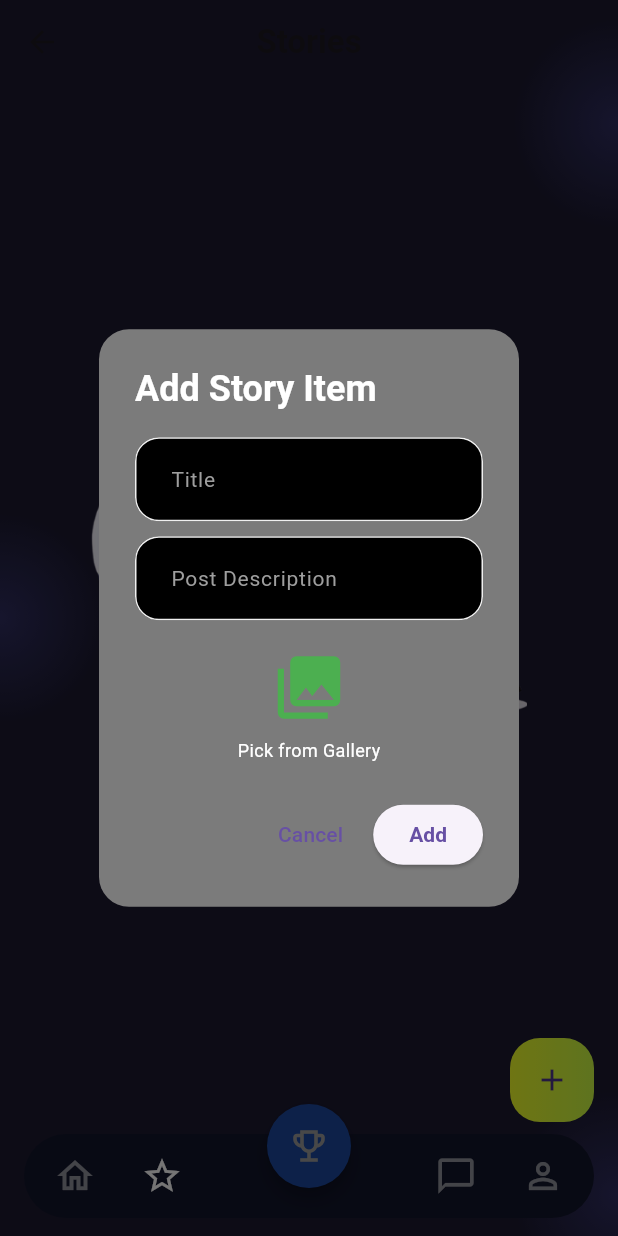
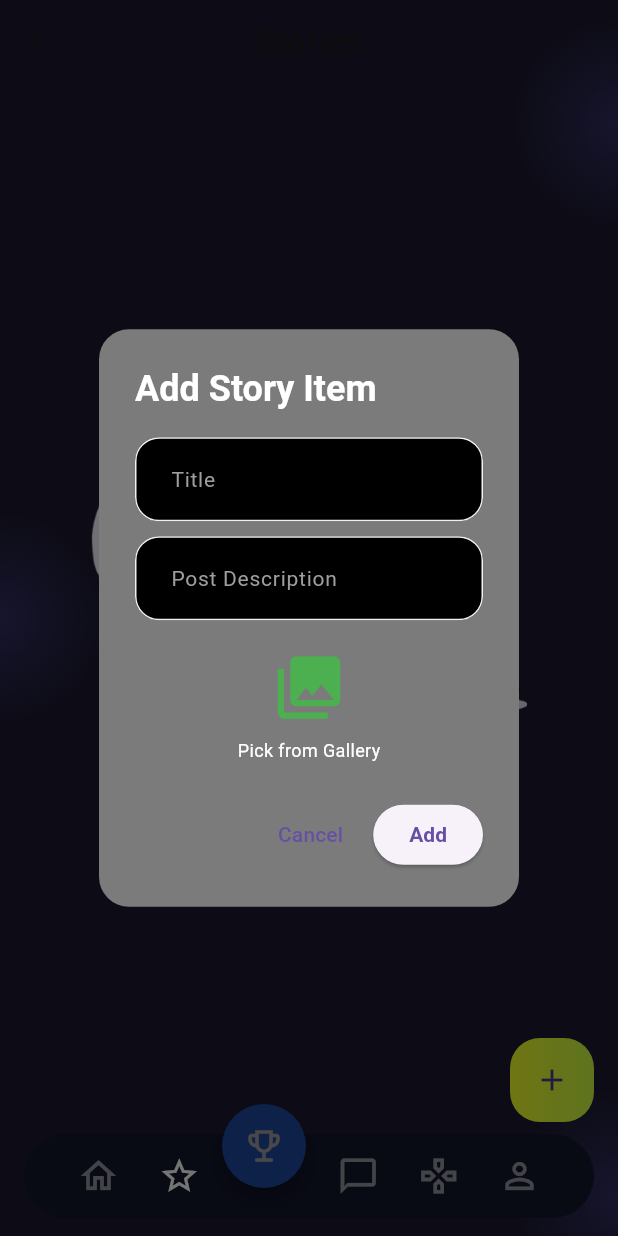
Before and after one commit to mujtabaAbid/sportzstar, a Flutter app: the BottomNavigationBarScreen screen opened by its route, item 2 of the bottom bar chosen, after a tap on the "add" icon, on a phone screen of 412 x 824 dp. Run offline on Flutter 3.47's test engine with Material 3 defaults, Android fonts, the phone set to English and light mode, and no system bars; our stand-ins replace cached_network_image, carousel_slider, cloud_firestore, firebase_auth, firebase_core, font_awesome_flutter and 6 more; missing offline and left inert: animated_snack_bar, firebase_app_check, webview_flutter_android, webview_flutter_wkwebview; accounts and stored records are empty; network calls fail; Roboto replaces fonts that are missing (Poppins).

```diff
--- a/lib/provider/friends_provider.dart
+++ b/lib/provider/friends_provider.dart
@@ -114,9 +114,11 @@ class FriendsProvider with ChangeNotifier {
         print(
           'acceptFriendRequest success response -------->>>>>   ${response.body}',
         );
+        return response;
       }
     } catch (e) {
       print('acceptFriendRequest error response -------->>>>>   $e');
+      return e;
     }
   }
 
--- a/lib/screens/bottom_navigation_bar.dart
+++ b/lib/screens/bottom_navigation_bar.dart
@@ -40,6 +40,7 @@ class _BottomNavigationBarScreenState extends State<BottomNavigationBarScreen> {
     EventScreen(eventIndex: widget.eventIndex),
     ChatListScreen(),
     UserProfileScreen(),
+    Center(child: Text('jhyfgudsyfgk')),
   ];
 
   @override
@@ -51,7 +52,7 @@ class _BottomNavigationBarScreenState extends State<BottomNavigationBarScreen> {
           extendBody: true, // So the nav bar floats above the body
           body: pages[selectedIndex],
           floatingActionButton: Transform.translate(
-            offset: const Offset(0, 20),
+            offset: const Offset(-30, 20), // thoda left aur neeche shift
             child: FloatingActionButton(
               onPressed: () {
                 setState(() {
@@ -70,45 +71,101 @@ class _BottomNavigationBarScreenState extends State<BottomNavigationBarScreen> {
           ),
           floatingActionButtonLocation:
               FloatingActionButtonLocation.centerDocked,
+
+          // floatingActionButton: Transform.translate(
+          //   offset: const Offset(0, 20),
+          //   child:
+          //   FloatingActionButton(
+          //     onPressed: () {
+          //       setState(() {
+          //         selectedIndex = 2;
+          //       });
+          //     },
+          //     backgroundColor: Palette.facebookColor,
+          //     elevation: 4,
+          //     shape: const CircleBorder(),
+          //     child: Icon(
+          //       Icons.emoji_events_outlined,
+          //       size: 28,
+          //       color: selectedIndex == 2 ? Colors.white : Colors.grey,
+          //     ),
+          //   ),
+          // ),
+          // floatingActionButtonLocation:
+          //     FloatingActionButtonLocation.centerDocked,
           bottomNavigationBar: BottomAppBar(
             shape: const CircularNotchedRectangle(),
             notchMargin: 0,
             elevation: 10,
             color: Colors.transparent,
             child: Container(
-              height: 150,
-              padding: const EdgeInsets.symmetric(horizontal: 20),
+              height: 80,
+              padding: const EdgeInsets.symmetric(horizontal: 10),
               decoration: BoxDecoration(
                 color: Palette.basicDark,
                 borderRadius: BorderRadius.circular(30),
-                // borderRadius: const BorderRadius.only(
-                //   topLeft: Radius.circular(35),
-                //   topRight: Radius.circular(35),
-                // ),
               ),
               child: Row(
-                mainAxisAlignment: MainAxisAlignment.spaceBetween,
+                mainAxisAlignment: MainAxisAlignment.spaceEvenly,
                 children: [
-                  // Left side icons
-                  Row(
-                    children: [
-                      _buildNavIcon(Icons.home_outlined, 0),
-                      const SizedBox(width: 30),
-                      _buildNavIcon(Icons.star_border, 1),
-                    ],
-                  ),
-                  // Right side icons
-                  Row(
-                    children: [
-                      _buildNavIcon(Icons.chat_bubble_outline, 3),
-                      const SizedBox(width: 30),
-                      _buildNavIcon(Icons.person_outline, 4),
-                    ],
-                  ),
+                  // Left icons
+                  _buildNavIcon(Icons.home_outlined, 0),
+                  _buildNavIcon(Icons.star_border, 1),
+
+                  // Spacer for FAB (center wali jagah)
+                  const SizedBox(
+                    width: 40,
+                  ), // yeh FAB ka notch ke liye empty jagah banayega
+                  // Right icons
+                  _buildNavIcon(Icons.chat_bubble_outline, 3),
+                  _buildNavIcon(Icons.gamepad_outlined, 3),
+                  _buildNavIcon(Icons.person_outline, 4),
                 ],
               ),
             ),
           ),
+
+          // bottomNavigationBar: BottomAppBar(
+          //   shape: const CircularNotchedRectangle(),
+          //   notchMargin: 0,
+          //   elevation: 10,
+          //   color: Colors.transparent,
+          //   child: Container(
+          //     height: 150,
+          //     padding: const EdgeInsets.symmetric(horizontal: 20),
+          //     decoration: BoxDecoration(
+          //       color: Palette.basicDark,
+          //       borderRadius: BorderRadius.circular(30),
+          //       // borderRadius: const BorderRadius.only(
+          //       //   topLeft: Radius.circular(35),
+          //       //   topRight: Radius.circular(35),
+          //       // ),
+          //     ),
+          //     child: Row(
+          //       mainAxisAlignment: MainAxisAlignment.spaceBetween,
+          //       children: [
+          //         // Left side icons
+          //         Row(
+          //           children: [
+          //             _buildNavIcon(Icons.home_outlined, 0),
+          //             const SizedBox(width: 30),
+          //             _buildNavIcon(Icons.star_border, 1),
+          //           ],
+          //         ),
+          //         // Right side icons
+          //         Row(
+          //           children: [
+          //             _buildNavIcon(Icons.chat_bubble_outline, 3),
+          //             const SizedBox(width: 30),
+          //             _buildNavIcon(Icons.gamepad_outlined, 3),
+          //             const SizedBox(width: 30),
+          //             _buildNavIcon(Icons.person_outline, 4),
+          //           ],
+          //         ),
+          //       ],
+          //     ),
+          //   ),
+          // ),
         ),
       ],
     );
--- a/lib/screens/storyScreens/story_screen.dart
+++ b/lib/screens/storyScreens/story_screen.dart
@@ -67,6 +67,7 @@ class _StoryScreenState extends State<StoryScreen> {
     if (_formKey.currentState?.validate() ?? false) {
       _formKey.currentState?.save();
       closeKeyboard(context: context);
+      if (_mediaFile != null) {
         try {
           final response = await Provider.of<StoriesProvider>(
             context,
@@ -74,7 +75,8 @@ class _StoryScreenState extends State<StoryScreen> {
           ).addStory(
             formData:
                 _formData..addAll({
-                'post_type': _postType,
+                  // 'post_type': _postType,
+                  'post_type': 'video',
                   'created_at': DateTime.now().toString(),
                 }),
             file: _mediaFile,
@@ -95,6 +97,13 @@ class _StoryScreenState extends State<StoryScreen> {
             context: context,
             message: 'Something went wrong, try again later.',
             messageType: AlertMessageType.error,
+          );
+        }
+      } else {
+        alertNotification(
+          context: context,
+          message: 'Please Upload Image or Video',
+          messageType: AlertMessageType.warning,
         );
       }
     } else {
@@ -265,13 +274,14 @@ class _StoryScreenState extends State<StoryScreen> {
                         ElevatedButton(
                           onPressed:
                               () =>
-                                  _mediaFile != null
-                                      ? handleSubmit(setModalState)
-                                      : alertNotification(
-                                        context: context,
-                                        message: 'Please Upload Image or Video',
-                                        messageType: AlertMessageType.warning,
-                                      ),
+                              // _mediaFile != null
+                              // ?
+                              handleSubmit(setModalState),
+                          // : alertNotification(
+                          //   context: context,
+                          //   message: 'Please Upload Image or Video',
+                          //   messageType: AlertMessageType.warning,
+                          // ),
                           child: const Text('Add'),
                         ),
                       ],
```
Also changed, not shown: lib/screens/userScreens/second_user_profile_screen.dart (+8 -1 lines), lib/started_screen.dart (+4 -4 lines), assets/images/zardari.png (added). Lines whose indentation alone changed are shown as unchanged.
